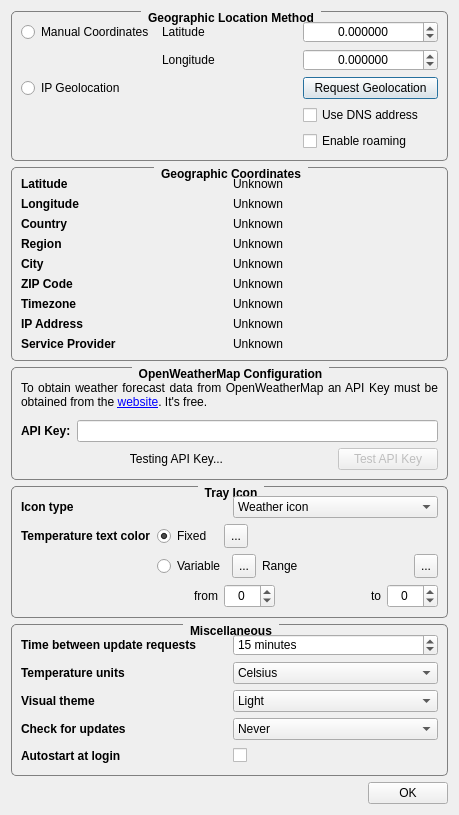
Old version of the form ConfigurationDialog.ui in the repository FelixdelasPozas/TrayWeather.
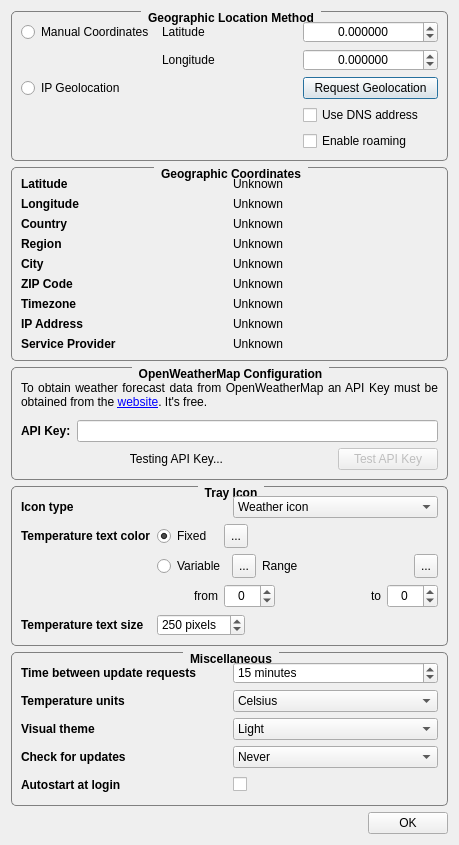
New version of the form. Icons and pictures are not drawn.

The edit to the form file:
```diff
--- a/ConfigurationDialog.ui
+++ b/ConfigurationDialog.ui
@@ -7,7 +7,7 @@
     <x>0</x>
     <y>0</y>
     <width>450</width>
-    <height>815</height>
+    <height>845</height>
    </rect>
   </property>
   <property name="windowTitle">
@@ -579,7 +579,7 @@
        </layout>
       </item>
       <item>
-       <layout class="QGridLayout" name="gridLayout_4" columnstretch="0,1">
+       <layout class="QGridLayout" name="gridLayout_4" columnstretch="0,0">
         <item row="1" column="1">
          <layout class="QHBoxLayout" name="horizontalLayout_6" stretch="0,1,1,1">
           <item>
@@ -805,6 +805,64 @@
           </item>
          </layout>
         </item>
+        <item row="3" column="0">
+         <widget class="QLabel" name="label_21">
+          <property name="minimumSize">
+           <size>
+            <width>0</width>
+            <height>22</height>
+           </size>
+          </property>
+          <property name="font">
+           <font>
+            <weight>75</weight>
+            <bold>true</bold>
+           </font>
+          </property>
+          <property name="text">
+           <string>Temperature text size</string>
+          </property>
+         </widget>
+        </item>
+        <item row="3" column="1">
+         <layout class="QHBoxLayout" name="horizontalLayout_8">
+          <item>
+           <widget class="QSpinBox" name="m_fontSize">
+            <property name="minimumSize">
+             <size>
+              <width>0</width>
+              <height>22</height>
+             </size>
+            </property>
+            <property name="suffix">
+             <string> pixels</string>
+            </property>
+            <property name="minimum">
+             <number>1</number>
+            </property>
+            <property name="maximum">
+             <number>1000</number>
+            </property>
+            <property name="value">
+             <number>250</number>
+            </property>
+           </widget>
+          </item>
+          <item>
+           <spacer name="horizontalSpacer_3">
+            <property name="orientation">
+             <enum>Qt::Horizontal</enum>
+            </property>
+            <property name="sizeHint" stdset="0">
+             <size>
+              <width>40</width>
+              <height>20</height>
+             </size>
+            </property>
+           </spacer>
+          </item>
+         </layout>
+        </item>
        </layout>
       </item>
      </layout>
@@ -845,7 +903,7 @@
           <property name="minimumSize">
            <size>
             <width>0</width>
-            <height>20</height>
+            <height>22</height>
            </size>
           </property>
           <property name="font">
@@ -880,7 +938,7 @@
           <property name="minimumSize">
            <size>
             <width>0</width>
-            <height>20</height>
+            <height>22</height>
            </size>
           </property>
           <property name="font">
@@ -899,7 +957,7 @@
           <property name="minimumSize">
            <size>
             <width>0</width>
-            <height>20</height>
+            <height>22</height>
            </size>
           </property>
           <property name="font">
@@ -932,7 +990,7 @@
           <property name="minimumSize">
            <size>
             <width>0</width>
-            <height>20</height>
+            <height>22</height>
            </size>
           </property>
           <property name="font">
@@ -997,7 +1055,7 @@
           <property name="minimumSize">
            <size>
             <width>0</width>
-            <height>20</height>
+            <height>22</height>
            </size>
           </property>
           <property name="font">
```
Left out of the diff: 6 changed lines with no effect on the pictures.
